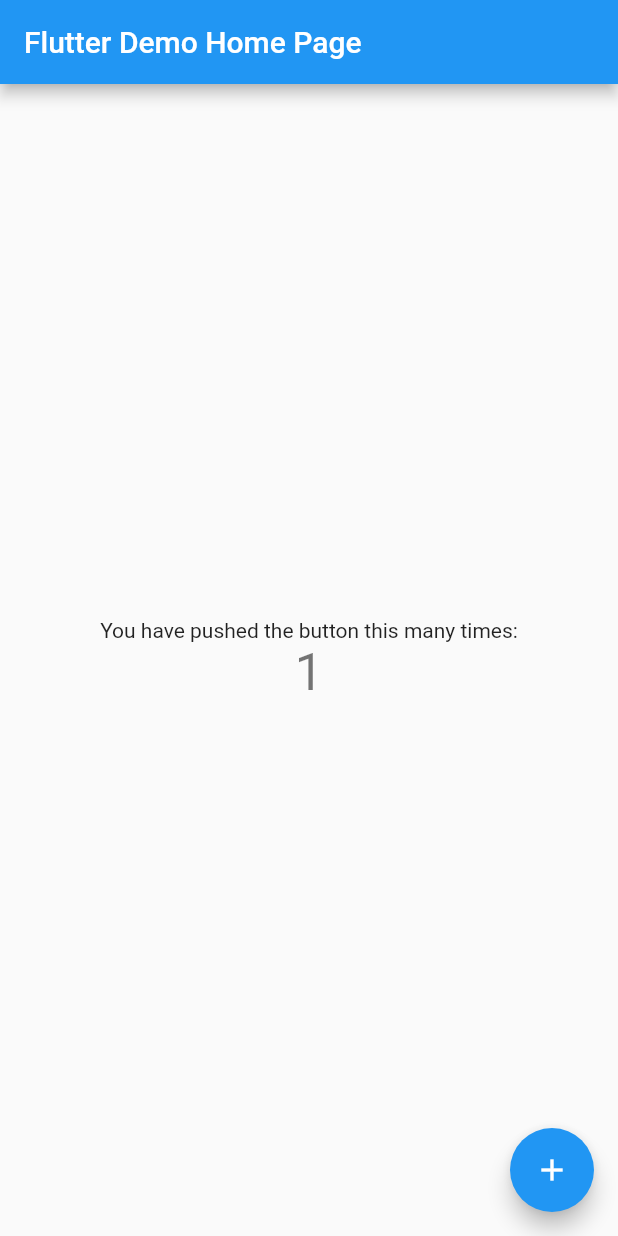
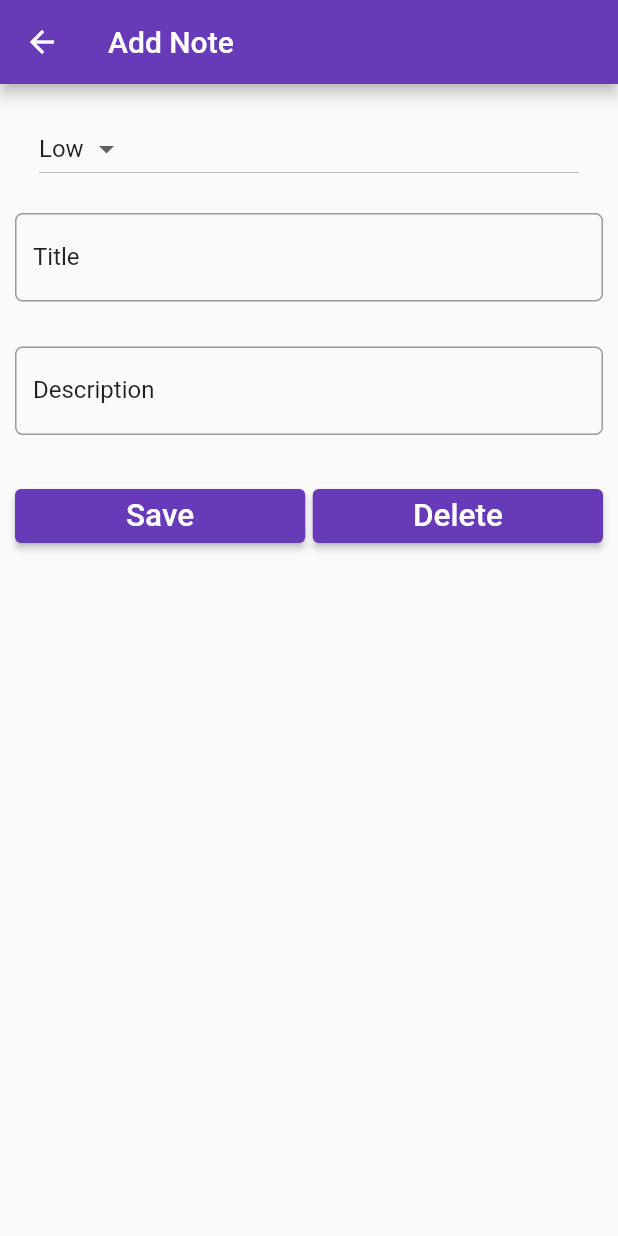
Before and after one commit to avik1990/crud_app, a Flutter app: the screen it shows after launch, after a tap on the "add" icon, on a phone screen of 412 x 824 dp. Run offline on Flutter 3.47's test engine with Material 2 defaults, Android fonts, the phone set to English and light mode, and no system bars; our stand-ins replace sqflite; accounts and stored records are empty.

Commit message:
SqfLite implemented. Completed the form and show in list all the submitted data. All CRUD operations implemented.

```diff
--- /dev/null
+++ b/lib/database/database_helper.dart
@@ -0,0 +1,104 @@
+import 'package:sqflite/sqflite.dart';
+import 'dart:async';
+import 'dart:io';
+import 'package:path_provider/path_provider.dart';
+import 'package:crud_app/models/note.dart';
+
+class DatabaseHelper {
+
+  static  DatabaseHelper? _databaseHelper;    // Singleton DatabaseHelper
+  static  Database? _database;                // Singleton Database
+
+  String noteTable = 'note_table';
+  String colId = 'id';
+  String colTitle = 'title';
+  String colDescription = 'description';
+  String colPriority = 'priority';
+  String colDate = 'date';
+
+  DatabaseHelper._createInstance(); // Named constructor to create instance of DatabaseHelper
+
+  factory DatabaseHelper() {
+    if (_databaseHelper == null) {
+      _databaseHelper = DatabaseHelper._createInstance(); // This is executed only once, singleton object
+    }
+    return _databaseHelper!;
+  }
+
+  Future<Database?> get database async {
+    if (_database == null) {
+      _database = await initializeDatabase();
+    }
+    return _database;
+  }
+
+  Future<Database> initializeDatabase() async {
+    // Get the directory path for both Android and iOS to store database.
+    Directory directory = await getApplicationDocumentsDirectory();
+    String path = '${directory.path}notes.db';
+
+    // Open/create the database at a given path
+    var notesDatabase = await openDatabase(path, version: 1, onCreate: _createDb);
+    return notesDatabase;
+  }
+
+  void _createDb(Database db, int newVersion) async {
+
+    await db.execute('CREATE TABLE $noteTable($colId INTEGER PRIMARY KEY AUTOINCREMENT, $colTitle TEXT, '
+        '$colDescription TEXT, $colPriority INTEGER, $colDate TEXT)');
+  }
+
+  // Fetch Operation: Get all note objects from database
+  Future<List<Map<String, dynamic>>?> getNoteMapList() async {
+    Database? db = await database;
+
+//		var result = await db.rawQuery('SELECT * FROM $noteTable order by $colPriority ASC');
+    var result = await db?.query(noteTable, orderBy: '$colPriority ASC');
+    return result;
+  }
+
+  // Insert Operation: Insert a Note object to database
+  Future<int?> insertNote(Note note) async {
+    Database? db = await this.database;
+    var result = await db?.insert(noteTable, note.toMap());
+    return result;
+  }
+
+  // Update Operation: Update a Note object and save it to database
+  Future<int?> updateNote(Note note) async {
+    var db = await database;
+    var result = await db?.update(noteTable, note.toMap(), where: '$colId = ?', whereArgs: [note.id]);
+    return result;
+  }
+
+  // Delete Operation: Delete a Note object from database
+  Future<int?> deleteNote(int id) async {
+    var db = await database;
+    int? result = await db?.rawDelete('DELETE FROM $noteTable WHERE $colId = $id');
+    return result;
+  }
+
+  // Get number of Note objects in database
+  Future<int?> getCount() async {
+    Database? db = await database;
+    List<Map<String, Object?>>? x = await db?.rawQuery('SELECT COUNT (*) from $noteTable');
+    int? result = Sqflite.firstIntValue(x!);
+    return result;
+  }
+
+  // Get the 'Map List' [ List<Map> ] and convert it to 'Note List' [ List<Note> ]
+  Future<List<Note>> getNoteList() async {
+
+    var noteMapList = await getNoteMapList(); // Get 'Map List' from database
+    int? count = noteMapList?.length;         // Count the number of map entries in db table
+
+    List<Note> noteList = <Note>[];
+    // For loop to create a 'Note List' from a 'Map List'
+    for (int i = 0; i < count!; i++) {
+      noteList.add(Note.fromMap(noteMapList![i]));
+    }
+
+    return noteList;
+  }
+
+}
--- a/lib/main.dart
+++ b/lib/main.dart
@@ -1,115 +1,22 @@
 import 'package:flutter/material.dart';
+import 'note_list.dart';
 
 void main() {
-  runApp(const MyApp());
+  runApp(MyApp());
 }
 
 class MyApp extends StatelessWidget {
-  const MyApp({super.key});
 
-  // This widget is the root of your application.
   @override
   Widget build(BuildContext context) {
+
     return MaterialApp(
-      title: 'Flutter Demo',
+      title: 'Note Saver',
+      debugShowCheckedModeBanner: false,
       theme: ThemeData(
-        // This is the theme of your application.
-        //
-        // Try running your application with "flutter run". You'll see the
-        // application has a blue toolbar. Then, without quitting the app, try
-        // changing the primarySwatch below to Colors.green and then invoke
-        // "hot reload" (press "r" in the console where you ran "flutter run",
-        // or simply save your changes to "hot reload" in a Flutter IDE).
-        // Notice that the counter didn't reset back to zero; the application
-        // is not restarted.
-        primarySwatch: Colors.blue,
+          primarySwatch: Colors.deepPurple
       ),
-      home: const MyHomePage(title: 'Flutter Demo Home Page'),
+      home: NoteList(),
     );
   }
 }
-
-class MyHomePage extends StatefulWidget {
-  const MyHomePage({super.key, required this.title});
-
-  // This widget is the home page of your application. It is stateful, meaning
-  // that it has a State object (defined below) that contains fields that affect
-  // how it looks.
-
-  // This class is the configuration for the state. It holds the values (in this
-  // case the title) provided by the parent (in this case the App widget) and
-  // used by the build method of the State. Fields in a Widget subclass are
-  // always marked "final".
-
-  final String title;
-
-  @override
-  State<MyHomePage> createState() => _MyHomePageState();
-}
-
-class _MyHomePageState extends State<MyHomePage> {
-  int _counter = 0;
-
-  void _incrementCounter() {
-    setState(() {
-      // This call to setState tells the Flutter framework that something has
-      // changed in this State, which causes it to rerun the build method below
-      // so that the display can reflect the updated values. If we changed
-      // _counter without calling setState(), then the build method would not be
-      // called again, and so nothing would appear to happen.
-      _counter++;
-    });
-  }
-
-  @override
-  Widget build(BuildContext context) {
-    // This method is rerun every time setState is called, for instance as done
-    // by the _incrementCounter method above.
-    //
-    // The Flutter framework has been optimized to make rerunning build methods
-    // fast, so that you can just rebuild anything that needs updating rather
-    // than having to individually change instances of widgets.
-    return Scaffold(
-      appBar: AppBar(
-        // Here we take the value from the MyHomePage object that was created by
-        // the App.build method, and use it to set our appbar title.
-        title: Text(widget.title),
-      ),
-      body: Center(
-        // Center is a layout widget. It takes a single child and positions it
-        // in the middle of the parent.
-        child: Column(
-          // Column is also a layout widget. It takes a list of children and
-          // arranges them vertically. By default, it sizes itself to fit its
-          // children horizontally, and tries to be as tall as its parent.
-          //
-          // Invoke "debug painting" (press "p" in the console, choose the
-          // "Toggle Debug Paint" action from the Flutter Inspector in Android
-          // Studio, or the "Toggle Debug Paint" command in Visual Studio Code)
-          // to see the wireframe for each widget.
-          //
-          // Column has various properties to control how it sizes itself and
-          // how it positions its children. Here we use mainAxisAlignment to
-          // center the children vertically; the main axis here is the vertical
-          // axis because Columns are vertical (the cross axis would be
-          // horizontal).
-          mainAxisAlignment: MainAxisAlignment.center,
-          children: <Widget>[
-            const Text(
-              'You have pushed the button this many times:',
-            ),
-            Text(
-              '$_counter',
-              style: Theme.of(context).textTheme.headline4,
-            ),
-          ],
-        ),
-      ),
-      floatingActionButton: FloatingActionButton(
-        onPressed: _incrementCounter,
-        tooltip: 'Increment',
-        child: const Icon(Icons.add),
-      ), // This trailing comma makes auto-formatting nicer for build methods.
-    );
-  }
-}
--- /dev/null
+++ b/lib/models/note.dart
@@ -0,0 +1,64 @@
+class Note {
+  int? _id;
+  String? _title;
+  String? _description;
+  String? _date;
+  int? _priority;
+
+  Note(this._title,this._date,this._priority,[this._description]);
+
+  Note.withID(this._id,this._title,this._date,this._priority,[this._description]); //Named Constructor
+
+  int get priority => _priority!;
+
+  set priority(int value) {
+    _priority = value;
+  }
+
+  String get date => _date!;
+
+  set date(String value) {
+    _date = value;
+  }
+
+  String get description => _description!;
+
+  set description(String value) {
+   // if(value.length  <= 400) {
+      _description = value;
+   // }
+  }
+
+  String get title => _title!;
+
+  set title(String value) {
+   // if(value.length<=255) {
+      _title = value;
+   // }
+  }
+
+  int? get id => _id;
+
+  // convert a Note object into  a Map object. As SQFLite plugin deals with Map Object
+  // dynamic keyword defies both int or string or other data type
+  Map<String,dynamic> toMap() {
+    var map= <String,dynamic>{};
+      if(_id !=null){   /// if id is null thn the value will be inserted otherwise it will update
+        map['id']= _id;
+      }
+      map['title']=_title;
+      map['description']=_description;
+      map['date']=_date;
+      map['priority']=_priority;
+    return map;
+  }
+
+  // Extract a note object from a Map Object
+  Note.fromMap(Map<String,dynamic> map) {
+    _id=map['id'];
+    _title=map['title'];
+    _description=map['description'];
+    _date=map['date'];
+    _priority=map['priority'];
+  }
+}
--- /dev/null
+++ b/lib/note_detail.dart
@@ -0,0 +1,280 @@
+import 'dart:async';
+import 'package:flutter/material.dart';
+import 'package:crud_app/models/note.dart';
+import 'package:crud_app/database/database_helper.dart';
+import 'package:intl/intl.dart';
+
+class NoteDetail extends StatefulWidget {
+
+  final String appBarTitle;
+  final Note? note;
+
+  NoteDetail(this.note, this.appBarTitle);
+
+  @override
+  State<StatefulWidget> createState() {
+
+    return NoteDetailState(note!, appBarTitle);
+  }
+}
+
+class NoteDetailState extends State<NoteDetail> {
+
+  static final _priorities = ['High', 'Low'];
+
+  DatabaseHelper helper = DatabaseHelper();
+
+  String appBarTitle;
+  Note note;
+
+  TextEditingController titleController = TextEditingController();
+  TextEditingController descriptionController = TextEditingController();
+
+  NoteDetailState(this.note, this.appBarTitle);
+
+  @override
+  Widget build(BuildContext context) {
+
+    TextStyle? textStyle = Theme.of(context).textTheme.titleMedium;
+    try {
+      if (note != null) {
+        titleController.text = note.title;
+        descriptionController.text = note.description;
+      }
+    }catch(e){
+
+    }
+     //if(note.title! = null){
+
+     //}
+
+    return WillPopScope(
+        onWillPop: () {
+          // Write some code to control things, when user press Back navigation button in device navigationBar
+          moveToLastScreen();
+          throw '';
+        },
+
+        child: Scaffold(
+          appBar: AppBar(
+            title: Text(appBarTitle),
+            leading: IconButton(icon: const Icon(
+                Icons.arrow_back),
+                onPressed: () {
+                  // Write some code to control things, when user press back button in AppBar
+                  moveToLastScreen();
+                }
+            ),
+          ),
+
+          body: Padding(
+            padding: const EdgeInsets.only(top: 15.0, left: 10.0, right: 10.0),
+            child: ListView(
+              children: <Widget>[
+
+                // First element
+                ListTile(
+                  title: DropdownButton(
+                      items: _priorities.map((String dropDownStringItem) {
+                        return DropdownMenuItem<String> (
+                          value: dropDownStringItem,
+                          child: Text(dropDownStringItem),
+                        );
+                      }).toList(),
+
+                      style: textStyle,
+
+                      value: getPriorityAsString(note.priority),
+
+                      onChanged: (valueSelectedByUser) {
+                        setState(() {
+                          debugPrint('User selected $valueSelectedByUser');
+                          updatePriorityAsInt(valueSelectedByUser!);
+                        });
+                      }
+                  ),
+                ),
+
+                // Second Element
+                Padding(
+                  padding: const EdgeInsets.only(top: 15.0, bottom: 15.0),
+                  child: TextField(
+                    controller: titleController,
+                    style: textStyle,
+                    onChanged: (value) {
+                      debugPrint('Something changed in Title Text Field');
+                      updateTitle();
+                    },
+                    decoration: InputDecoration(
+                        labelText: 'Title',
+                        labelStyle: textStyle,
+                        border: OutlineInputBorder(
+                            borderRadius: BorderRadius.circular(5.0)
+                        )
+                    ),
+                  ),
+                ),
+
+                // Third Element
+                Padding(
+                  padding: const EdgeInsets.only(top: 15.0, bottom: 15.0),
+                  child: TextField(
+                    controller: descriptionController,
+                    style: textStyle,
+                    onChanged: (value) {
+                      debugPrint('Something changed in Description Text Field');
+                      updateDescription();
+                    },
+                    decoration: InputDecoration(
+                        labelText: 'Description',
+                        labelStyle: textStyle,
+                        border: OutlineInputBorder(
+                            borderRadius: BorderRadius.circular(5.0)
+                        )
+                    ),
+                  ),
+                ),
+
+                // Fourth Element
+                Padding(
+                  padding: const EdgeInsets.only(top: 15.0, bottom: 15.0),
+                  child: Row(
+                    children: <Widget>[
+                      Expanded(
+                        child: ElevatedButton (
+
+                          child: const Text(
+                            'Save',
+                            textScaleFactor: 1.5,
+                          ),
+                          onPressed: () {
+                            setState(() {
+                              debugPrint("Save button clicked");
+                              _save();
+                            });
+                          },
+                        ),
+                      ),
+
+                      Container(width: 5.0,),
+
+                      Expanded(
+                        child: ElevatedButton(
+                          child: const Text(
+                            'Delete',
+                            textScaleFactor: 1.5,
+                          ),
+                          onPressed: () {
+                            setState(() {
+                              debugPrint("Delete button clicked");
+                              _delete();
+                            });
+                          },
+                        ),
+                      ),
+
+                    ],
+                  ),
+                ),
+
+              ],
+            ),
+          ),
+
+        ));
+  }
+
+  void moveToLastScreen() {
+    Navigator.pop(context, true);
+  }
+
+  // Convert the String priority in the form of integer before saving it to Database
+  void updatePriorityAsInt(String value) {
+    switch (value) {
+      case 'High':
+        note.priority = 1;
+        break;
+      case 'Low':
+        note.priority = 2;
+        break;
+    }
+  }
+
+  // Convert int priority to String priority and display it to user in DropDown
+  String getPriorityAsString(int value) {
+    String? priority;
+    switch (value) {
+      case 1:
+        priority = _priorities[0];  // 'High'
+        break;
+      case 2:
+        priority = _priorities[1];  // 'Low'
+        break;
+    }
+    return priority!;
+  }
+
+  // Update the title of Note object
+  void updateTitle(){
+    note.title = titleController.text;
+  }
+
+  // Update the description of Note object
+  void updateDescription() {
+    note.description = descriptionController.text;
+  }
+
+  // Save data to database
+  void _save() async {
+
+    moveToLastScreen();
+
+    note.date = DateFormat.yMMMd().format(DateTime.now());
+    int? result;
+    if (note.id != null) {  // Case 1: Update operation
+      result = await helper.updateNote(note);
+    } else { // Case 2: Insert Operation
+      result = await helper.insertNote(note);
+    }
+
+    if (result != 0) {  // Success
+      _showAlertDialog('Status', 'Note Saved Successfully');
+    } else {  // Failure
+      _showAlertDialog('Status', 'Problem Saving Note');
+    }
+
+  }
+
+  void _delete() async {
+
+    moveToLastScreen();
+
+    // Case 1: If user is trying to delete the NEW NOTE i.e. he has come to
+    // the detail page by pressing the FAB of NoteList page.
+    if (note.id == null) {
+      _showAlertDialog('Status', 'No Note was deleted');
+      return;
+    }
+
+    // Case 2: User is trying to delete the old note that already has a valid ID.
+    int? result = await helper.deleteNote(note.id!);
+    if (result != 0) {
+      _showAlertDialog('Status', 'Note Deleted Successfully');
+    } else {
+      _showAlertDialog('Status', 'Error Occured while Deleting Note');
+    }
+  }
+
+  void _showAlertDialog(String title, String message) {
+
+    AlertDialog alertDialog = AlertDialog(
+      title: Text(title),
+      content: Text(message),
+    );
+    showDialog(
+        context: context,
+        builder: (_) => alertDialog
+    );
+  }
+
+}
--- /dev/null
+++ b/lib/note_list.dart
@@ -0,0 +1,165 @@
+import 'dart:async';
+import 'package:flutter/material.dart';
+import 'package:sqflite/sqflite.dart';
+import 'package:crud_app/models/note.dart';
+import 'package:crud_app/database/database_helper.dart';
+import 'note_detail.dart';
+
+
+class NoteList extends StatefulWidget {
+  const NoteList({super.key});
+
+
+  @override
+  State<StatefulWidget> createState() {
+
+    return NoteListState();
+  }
+}
+
+class NoteListState extends State<NoteList> {
+
+  DatabaseHelper databaseHelper = DatabaseHelper();
+  List<Note>? noteList;
+  int count = 0;
+
+  @override
+  Widget build(BuildContext context) {
+
+    if (noteList == null) {
+      noteList = <Note>[];
+      updateListView();
+    }
+
+    return Scaffold(
+
+      appBar: AppBar(
+        title: Text('Notes'),
+      ),
+
+      body: getNoteListView(),
+
+      floatingActionButton: FloatingActionButton(
+        onPressed: () {
+          debugPrint('FAB clicked');
+          navigateToDetail(Note('', '', 2), 'Add Note');
+        },
+
+        tooltip: 'Add Note',
+
+        child: Icon(Icons.add),
+
+      ),
+    );
+  }
+
+  ListView getNoteListView() {
+
+    TextStyle? titleStyle = Theme.of(context).textTheme.subtitle1;
+
+    return ListView.builder(
+      itemCount: count,
+      itemBuilder: (BuildContext context, int position) {
+        return Card(
+          color: Colors.white,
+          elevation: 2.0,
+          child: ListTile(
+
+            leading: CircleAvatar(
+              backgroundColor: getPriorityColor(noteList![position].priority),
+              child: getPriorityIcon(noteList![position].priority),
+            ),
+
+            title: Text(noteList![position].title, style: titleStyle,),
+
+            subtitle: Text(noteList![position].date),
+
+            trailing: GestureDetector(
+              child: Icon(Icons.delete, color: Colors.grey,),
+              onTap: () {
+                _delete(context, noteList![position]);
+              },
+            ),
+
+
+            onTap: () {
+              debugPrint("ListTile Tapped");
+              navigateToDetail(noteList![position],'Edit Note');
+            },
+
+          ),
+        );
+      },
+    );
+  }
+
+  // Returns the priority color
+  Color getPriorityColor(int priority) {
+    switch (priority) {
+      case 1:
+        return Colors.red;
+        break;
+      case 2:
+        return Colors.yellow;
+        break;
+
+      default:
+        return Colors.yellow;
+    }
+  }
+
+  // Returns the priority icon
+  Icon getPriorityIcon(int priority) {
+    switch (priority) {
+      case 1:
+        return Icon(Icons.play_arrow);
+        break;
+      case 2:
+        return Icon(Icons.keyboard_arrow_right);
+        break;
+
+      default:
+        return Icon(Icons.keyboard_arrow_right);
+    }
+  }
+
+  void _delete(BuildContext context, Note note) async {
+
+    int? result = await databaseHelper.deleteNote(note.id!);
+    if (result != 0) {
+      _showSnackBar(context, 'Note Deleted Successfully');
+      updateListView();
+    }
+  }
+
+  void _showSnackBar(BuildContext context, String message) {
+
+    final snackBar = SnackBar(content: Text(message));
+    ScaffoldMessenger.of(context).showSnackBar(snackBar);
+  }
+
+  void navigateToDetail(Note note, String title) async {
+    bool result = await Navigator.push(context, MaterialPageRoute(builder: (context) {
+      return NoteDetail(note, title);
+    }));
+
+    if (result == true) {
+      updateListView();
+    }
+  }
+
+  void updateListView() {
+
+    final Future<Database> dbFuture = databaseHelper.initializeDatabase();
+    dbFuture.then((database) {
+
+      Future<List<Note>> noteListFuture = databaseHelper.getNoteList();
+      noteListFuture.then((noteList) {
+        setState(() {
+          this.noteList = noteList;
+          count = noteList.length;
+        });
+      });
+    });
+  }
+}
```
Also changed, not shown: pubspec.yaml (+5 -3 lines), pubspec.lock, 1 other file.
